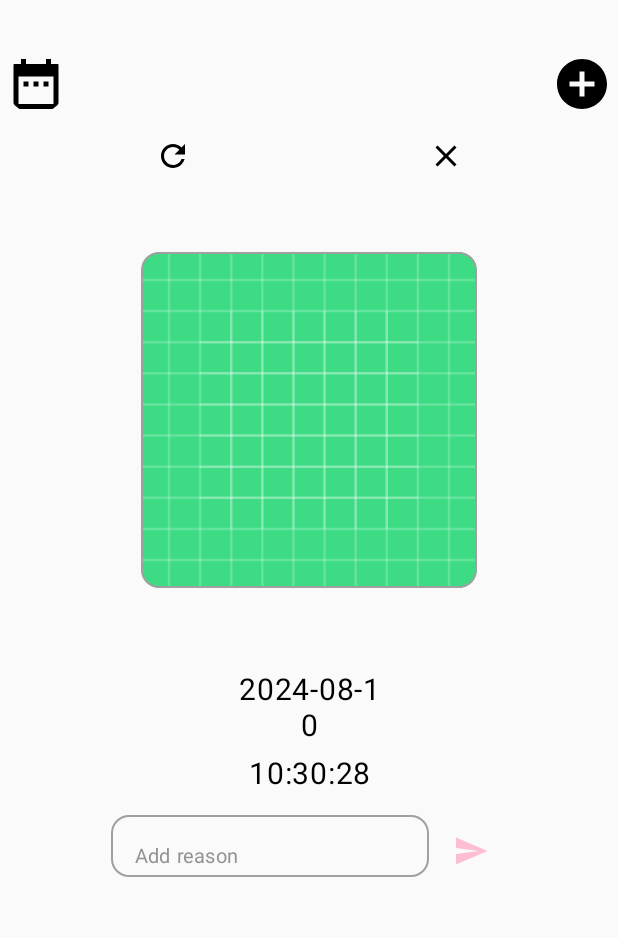
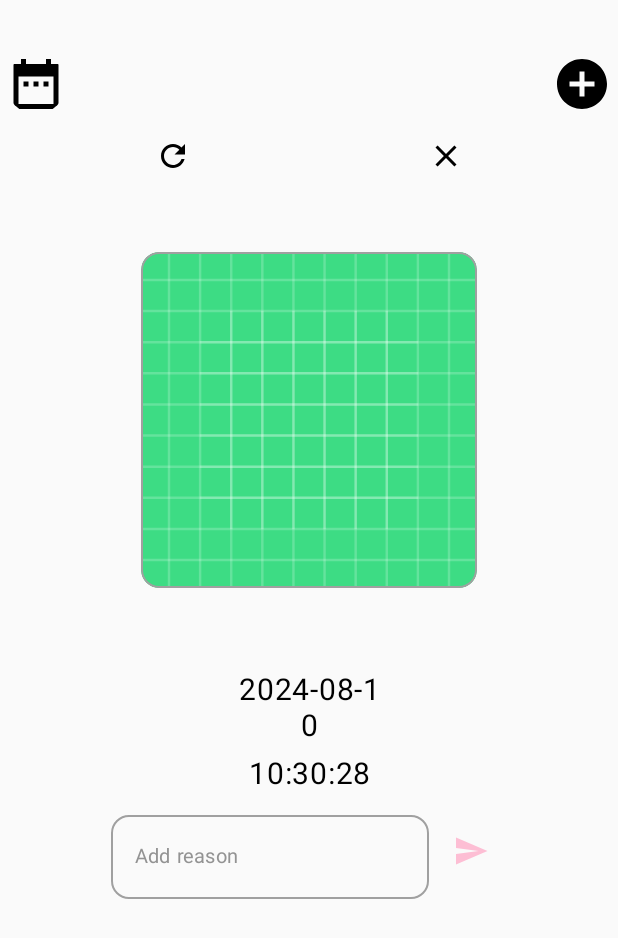
Before and after one commit to JorgeAndreTenorioGuzman/KawaiiMoodTracker, an Android app built with Jetpack Compose: the CurrentMoodScreen screen opened through its navigation route, on a phone screen of 412 x 824 dp. Shown: the top 938 px of the screen. Run offline under Robolectric (Android 15) with nearby library versions, the phone set to English and light mode, and no system bars; our stand-ins replace livedata-compose.

Commit message:
Improved visual design of text fields on CurrentMoodScreen and AddMoodScreen

```diff
--- a/app/src/main/java/com/example/kawaiimoodtracker/AddMoodScreen.kt
+++ b/app/src/main/java/com/example/kawaiimoodtracker/AddMoodScreen.kt
@@ -256,13 +256,21 @@ fun NameFeelingTextField(text: String, onTextChange: (String) -> Unit, modifier:
         shape = MaterialTheme.shapes.medium,
         modifier = modifier
             .width(257.dp)
-            .height(48.dp),
+            .border(
+                width = 1.dp,
+                shape = MaterialTheme.shapes.medium,
+                color = Color(0xFFA0A0A0)
+            ),
         colors = TextFieldDefaults.colors(
             unfocusedIndicatorColor = Color.Transparent,
             focusedIndicatorColor = Color.Transparent,
-            focusedContainerColor = Color(0xFFD9D9D9),
-            unfocusedContainerColor = Color(0xFFD9D9D9)
+            focusedContainerColor = Color(0xFFFFE1EC),
+            unfocusedContainerColor = Color.Transparent,
+            focusedLabelColor = Color(0xFF9F4666),
+            focusedTextColor = Color(0xFF9F4666),
+            unfocusedTextColor = Color(0xFFFFE1EC)
         ),
+
     )
 }
 
--- a/app/src/main/java/com/example/kawaiimoodtracker/CurrentMoodScreen.kt
+++ b/app/src/main/java/com/example/kawaiimoodtracker/CurrentMoodScreen.kt
@@ -286,7 +286,6 @@ fun RecordReason(
                     )},
                 modifier = Modifier
                     .width(212.dp)
-                    .height(41.dp)
                     .border(
                         width = 1.dp,
                         shape = MaterialTheme.shapes.medium,
@@ -297,7 +296,10 @@ fun RecordReason(
                     unfocusedIndicatorColor = Color.Transparent,
                     focusedIndicatorColor = Color.Transparent,
                     unfocusedContainerColor = Color.Transparent,
-                    focusedContainerColor = Color(0xFFFDBED4)
+                    focusedLabelColor = Color(0xFF9F4666),
+                    focusedTextColor = Color(0xFF9F4666),
+                    focusedContainerColor = Color(0xFFFFE1EC),
+                    unfocusedTextColor = Color(0xFFFFE1EC)
                 ),
             )
 
```
